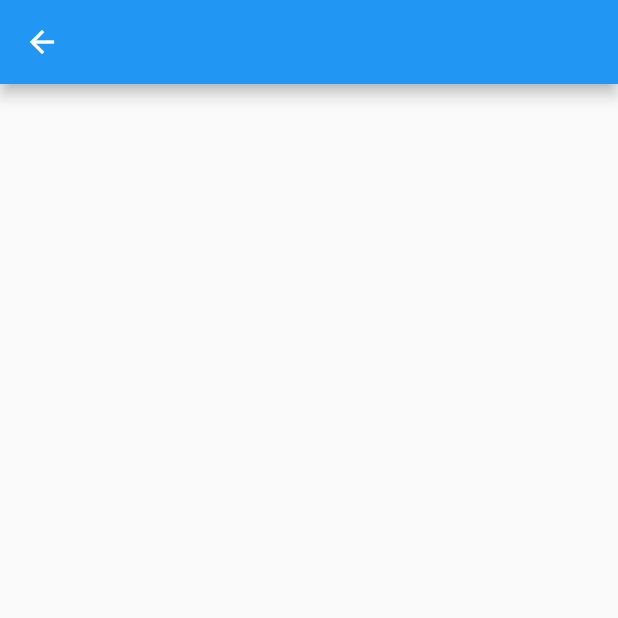
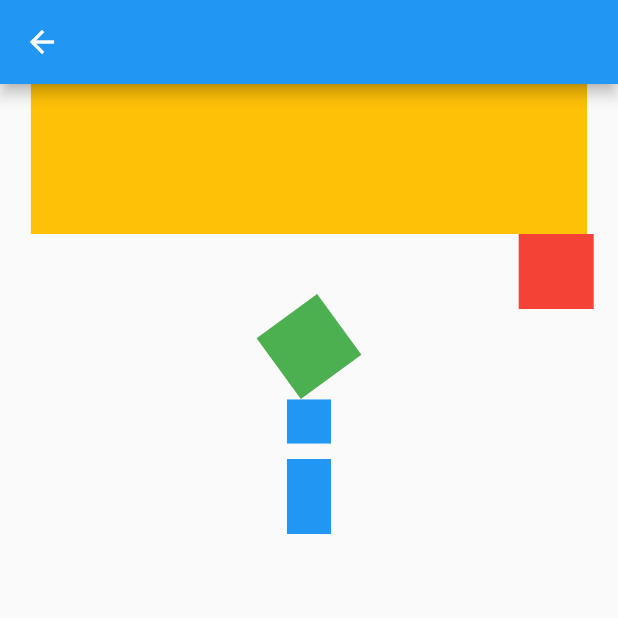
Before and after one commit to cloudju/flutter_sample, a Flutter app: the AnimationSamplesPage screen opened directly, on a phone screen of 412 x 824 dp, the top half of it. Run offline on Flutter 3.47's test engine with Material 2 defaults, Android fonts, the phone set to English and light mode, and no system bars.

Commit message:
实现一个简单动画

```diff
--- a/lib/utils/CustomNavigator.dart
+++ b/lib/utils/CustomNavigator.dart
@@ -34,8 +34,8 @@ class CustomNavigator {
 
   Route _createRoute(Widget page) {
     return PageRouteBuilder(
-      transitionDuration: Duration(seconds: 1),
-      reverseTransitionDuration: Duration(seconds: 2),
+      transitionDuration: Duration(milliseconds: 500),
+      reverseTransitionDuration: Duration(milliseconds: 500),
       pageBuilder: (context, animation, secondaryAnimation) => page,
       transitionsBuilder: (context, animation, secondaryAnimation, child) {
         var begin = Offset(-1.0, 0.0);
--- a/lib/view/animation_samples_page.dart
+++ b/lib/view/animation_samples_page.dart
@@ -1,19 +1,105 @@
+import 'dart:math' as math;
+
 import 'package:flutter/material.dart';
 import 'package:flutter_samples/view_model/animation_samples_view_model.dart';
 import 'package:provider/provider.dart';
 
-class AnimationSamplesPage extends StatelessWidget {
+/// 参考
+/// https://nzigen.com/reference/flutter/2018-04-30-animation/
+/// https://itome.team/blog/2019/12/flutter-advent-calendar-day15/
+
+class AnimationSamplesPage extends StatefulWidget {
+  @override
+  _AnimationSamplesState createState() => _AnimationSamplesState();
+}
+
+class _AnimationSamplesState extends State<AnimationSamplesPage>
+    with SingleTickerProviderStateMixin {
+  AnimationController? animationController;
+  Animation? animation;
+  CurvedAnimation? curvedAnimation;
+  @override
+  void initState() {
+    animationController = AnimationController(
+      duration: const Duration(seconds: 1),
+      vsync: this,
+    );
+
+    animation = Tween<double>(begin: 0, end: 1).animate(animationController!);
+    curvedAnimation =
+        CurvedAnimation(parent: animationController!, curve: ShakeCurve());
+
+    animationController?.addListener(() {
+      setState(() {});
+    });
+    animationController?.repeat();
+
+    super.initState();
+  }
+
+  @override
+  void dispose() {
+    if (animationController != null) {
+      animationController?.dispose();
+      animationController = null;
+    }
+    super.dispose();
+  }
+
   @override
   Widget build(BuildContext context) {
+    final width = MediaQuery.of(context).size.width;
     return Scaffold(
       appBar: AppBar(),
       body: Center(
         child: Consumer<AnimationSamplesViewModel>(
           builder: (context, viewModel, child) => Column(
-            children: viewModel.animations,
+            children: [
+              Container(
+                width: animation?.value * width ?? 100,
+                height: 100,
+                color: Colors.amber,
+              ),
+              Transform.translate(
+                offset: Offset((animation?.value - 0.5) * width ?? 0, 0),
+                child: Container(
+                  width: 50,
+                  height: 50,
+                  color: Colors.red,
+                ),
+              ),
+              Transform.rotate(
+                angle: animation?.value * 6.28 ?? 0,
+                child: Container(
+                  width: 50,
+                  height: 50,
+                  color: Colors.green,
+                ),
+              ),
+              Transform.scale(
+                scale: curvedAnimation?.value ?? 0,
+                child: Container(
+                  width: 50,
+                  height: 50,
+                  color: Colors.blue,
+                ),
+              ),
+              Container(
+                width: 50 * (curvedAnimation?.value ?? 1).abs(),
+                height: 50,
+                color: Colors.blue,
+              ),
+            ],
           ),
         ),
       ),
     );
   }
 }
+
+class ShakeCurve extends Curve {
+  @override
+  double transform(double t) {
+    return math.sin(2 * math.pi * t);
+  }
+}
```
